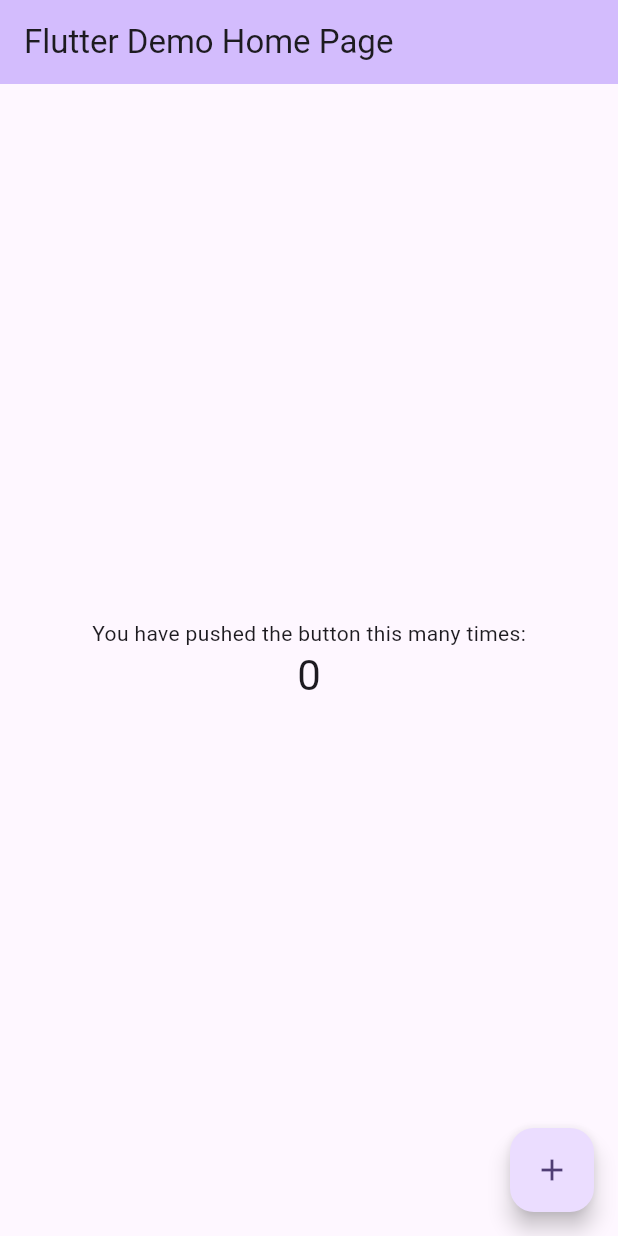
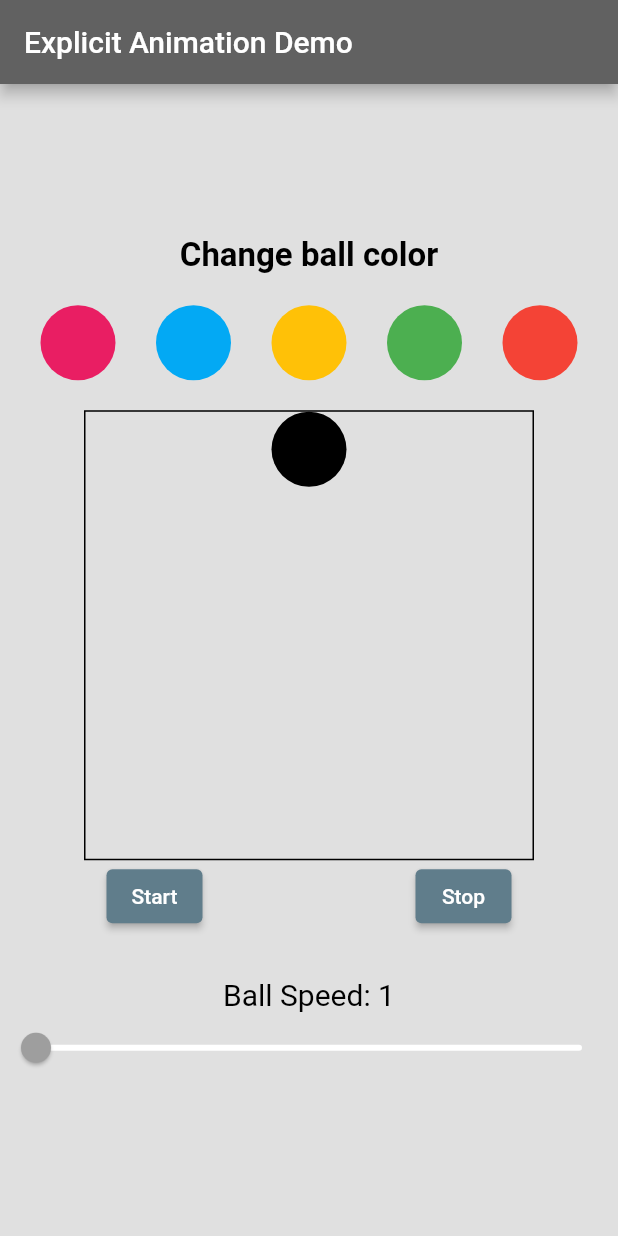
Before and after one commit to AyushC45/BouncingBall, a Flutter app: the screen it shows after launch, on a phone screen of 412 x 824 dp. Run offline on Flutter 3.47's test engine with Material 2 defaults, Android fonts, the phone set to English and light mode, and no system bars.

```diff
--- a/lib/main.dart
+++ b/lib/main.dart
@@ -1,125 +1,237 @@
 import 'package:flutter/material.dart';
 
-void main() {
-  runApp(const MyApp());
+void main() => runApp(ExplicitAnimationApp());
+
+class ExplicitAnimationApp extends StatefulWidget {
+  @override
+  _ExplicitAnimationAppState createState() => _ExplicitAnimationAppState();
 }
 
-class MyApp extends StatelessWidget {
-  const MyApp({super.key});
+class _ExplicitAnimationAppState extends State<ExplicitAnimationApp>
+    with SingleTickerProviderStateMixin {
+  late AnimationController _controller;
+  late Animation<double> _ballPosition;
 
-  // This widget is the root of your application.
+  double _ballSpeed = 1.0;
+  Color _ballColor = Colors.black;
+  bool _sliderStatus = true;
+
   @override
-  Widget build(BuildContext context) {
-    return MaterialApp(
-      title: 'Flutter Demo',
-      theme: ThemeData(
-        // This is the theme of your application.
-        //
-        // TRY THIS: Try running your application with "flutter run". You'll see
-        // the application has a blue toolbar. Then, without quitting the app,
-        // try changing the seedColor in the colorScheme below to Colors.green
-        // and then invoke "hot reload" (save your changes or press the "hot
-        // reload" button in a Flutter-supported IDE, or press "r" if you used
-        // the command line to start the app).
-        //
-        // Notice that the counter didn't reset back to zero; the application
-        // state is not lost during the reload. To reset the state, use hot
-        // restart instead.
-        //
-        // This works for code too, not just values: Most code changes can be
-        // tested with just a hot reload.
-        colorScheme: ColorScheme.fromSeed(seedColor: Colors.deepPurple),
-        useMaterial3: true,
-      ),
-      home: const MyHomePage(title: 'Flutter Demo Home Page'),
+  void initState() {
+    super.initState();
+    _controller = AnimationController(
+      vsync: this,
+      duration: const Duration(seconds: 1),
     );
+    _controller.addStatusListener((status) {
+      if (status == AnimationStatus.completed) {
+        _controller.reverse();
+      } else if (status == AnimationStatus.dismissed) {
+        _controller.forward();
       }
+    });
+    _ballPosition = Tween<double>(begin: -1.5, end: 0.5).animate(_controller);
   }
 
-class MyHomePage extends StatefulWidget {
-  const MyHomePage({super.key, required this.title});
+  void startBouncing() {
+    setState(() {
+      _controller.forward();
+      _sliderStatus = false;
+    });
+  }
 
-  // This widget is the home page of your application. It is stateful, meaning
-  // that it has a State object (defined below) that contains fields that affect
-  // how it looks.
+  void pauseBouncing() {
+    setState(() {
+      _controller.stop();
+      _sliderStatus = true;
+    });
+  }
 
-  // This class is the configuration for the state. It holds the values (in this
-  // case the title) provided by the parent (in this case the App widget) and
-  // used by the build method of the State. Fields in a Widget subclass are
-  // always marked "final".
-
-  final String title;
+  void updateAnimationSpeed(double value) {
+    _ballSpeed = value;
+    _controller.duration = Duration(seconds: value.toInt());
+  }
 
   @override
-  State<MyHomePage> createState() => _MyHomePageState();
-}
-
-class _MyHomePageState extends State<MyHomePage> {
-  int _counter = 0;
-
-  void _incrementCounter() {
-    setState(() {
-      // This call to setState tells the Flutter framework that something has
-      // changed in this State, which causes it to rerun the build method below
-      // so that the display can reflect the updated values. If we changed
-      // _counter without calling setState(), then the build method would not be
-      // called again, and so nothing would appear to happen.
-      _counter++;
-    });
+  void dispose() {
+    _controller.dispose();
+    super.dispose();
   }
 
   @override
   Widget build(BuildContext context) {
-    // This method is rerun every time setState is called, for instance as done
-    // by the _incrementCounter method above.
-    //
-    // The Flutter framework has been optimized to make rerunning build methods
-    // fast, so that you can just rebuild anything that needs updating rather
-    // than having to individually change instances of widgets.
-    return Scaffold(
+    return MaterialApp(
+      debugShowCheckedModeBanner: false,
+      home: Scaffold(
         appBar: AppBar(
-        // TRY THIS: Try changing the color here to a specific color (to
-        // Colors.amber, perhaps?) and trigger a hot reload to see the AppBar
-        // change color while the other colors stay the same.
-        backgroundColor: Theme.of(context).colorScheme.inversePrimary,
-        // Here we take the value from the MyHomePage object that was created by
-        // the App.build method, and use it to set our appbar title.
-        title: Text(widget.title),
+          title: const Text('Explicit Animation Demo'),
+          backgroundColor: Colors.grey.shade700,
         ),
+        backgroundColor: Colors.grey.shade300,
         body: Center(
-        // Center is a layout widget. It takes a single child and positions it
-        // in the middle of the parent.
           child: Column(
-          // Column is also a layout widget. It takes a list of children and
-          // arranges them vertically. By default, it sizes itself to fit its
-          // children horizontally, and tries to be as tall as its parent.
-          //
-          // Column has various properties to control how it sizes itself and
-          // how it positions its children. Here we use mainAxisAlignment to
-          // center the children vertically; the main axis here is the vertical
-          // axis because Columns are vertical (the cross axis would be
-          // horizontal).
-          //
-          // TRY THIS: Invoke "debug painting" (choose the "Toggle Debug Paint"
-          // action in the IDE, or press "p" in the console), to see the
-          // wireframe for each widget.
             mainAxisAlignment: MainAxisAlignment.center,
-          children: <Widget>[
+            children: [
               const Text(
-              'You have pushed the button this many times:',
+                "Change ball color",
+                style: TextStyle(
+                    fontSize: 22,
+                    color: Colors.black,
+                    fontWeight: FontWeight.bold),
+                textAlign: TextAlign.center,
+              ),
+              const SizedBox(height: 20),
+              Row(
+                mainAxisAlignment: MainAxisAlignment.spaceEvenly,
+                children: [
+                  GestureDetector(
+                    onTap: () {
+                      setState(() {
+                        _ballColor = Colors.pink;
+                      });
+                    },
+                    child: Container(
+                        height: 50,
+                        width: 50,
+                        decoration: const BoxDecoration(
+                          color: Colors.pink,
+                          shape: BoxShape.circle,
+                        )),
+                  ),
+                  GestureDetector(
+                    onTap: () {
+                      setState(() {
+                        _ballColor = Colors.lightBlue.shade400;
+                      });
+                    },
+                    child: Container(
+                        height: 50,
+                        width: 50,
+                        decoration: const BoxDecoration(
+                          color: Colors.lightBlue,
+                          shape: BoxShape.circle,
+                        )),
+                  ),
+                  GestureDetector(
+                    onTap: () {
+                      setState(() {
+                        _ballColor = Colors.amber;
+                      });
+                    },
+                    child: Container(
+                        height: 50,
+                        width: 50,
+                        decoration: const BoxDecoration(
+                          color: Colors.amber,
+                          shape: BoxShape.circle,
+                        )),
+                  ),
+                  GestureDetector(
+                    onTap: () {
+                      setState(() {
+                        _ballColor = Colors.green.shade400;
+                      });
+                    },
+                    child: Container(
+                        height: 50,
+                        width: 50,
+                        decoration: const BoxDecoration(
+                          color: Colors.green,
+                          shape: BoxShape.circle,
+                        )),
+                  ),
+                  GestureDetector(
+                    onTap: () {
+                      setState(() {
+                        _ballColor = Colors.red;
+                      });
+                    },
+                    child: Container(
+                        height: 50,
+                        width: 50,
+                        decoration: const BoxDecoration(
+                          color: Colors.red,
+                          shape: BoxShape.circle,
+                        )),
+                  ),
+                ],
+              ),
+              const SizedBox(height: 20),
+              AnimatedBuilder(
+                animation: _controller,
+                builder: (context, child) {
+                  return Container(
+                    width: 300,
+                    height: 300,
+                    decoration:
+                    BoxDecoration(border: Border.all(color: _ballColor)),
+                    child: AnimatedContainer(
+                      duration: const Duration(seconds: 1),
+                      curve: Curves.easeInOut,
+                      child: Align(
+                        alignment: Alignment(0, 0.5 + _ballPosition.value),
+                        child: Container(
+                          width: 50,
+                          height: 50,
+                          decoration: BoxDecoration(
+                            color: _ballColor,
+                            shape: BoxShape.circle,
+                          ),
+                        ),
+                      ),
+                    ),
+                  );
+                },
+              ),
+              Row(
+                mainAxisAlignment: MainAxisAlignment.spaceAround,
+                children: [
+                  ElevatedButton(
+                    onPressed: startBouncing,
+                    child: const Text('Start'),
+                    style: ElevatedButton.styleFrom(
+                        backgroundColor: Colors.blueGrey),
+                  ),
+                  ElevatedButton(
+                    onPressed: pauseBouncing,
+                    child: const Text('Stop'),
+                    style: ElevatedButton.styleFrom(
+                        backgroundColor: Colors.blueGrey),
+                  ),
+                ],
+              ),
+              const SizedBox(
+                height: 20,
+              ),
+              const SizedBox(
+                height: 10,
               ),
               Text(
-              '$_counter',
-              style: Theme.of(context).textTheme.headlineMedium,
+                'Ball Speed: ${_ballSpeed.toInt()}',
+                style: const TextStyle(
+                  fontSize: 20,
+                  color: Colors.black,
+                ),
+              ),
+              Slider(
+                value: _ballSpeed,
+                onChanged: !_sliderStatus
+                    ? null
+                    : (value) {
+                  setState(() {
+                    _ballSpeed = value;
+                  });
+                  updateAnimationSpeed(value);
+                },
+                min: 1.0,
+                max: 10.0,
+                activeColor: Colors.grey,
+                inactiveColor: Colors.white,
               ),
             ],
           ),
         ),
-      floatingActionButton: FloatingActionButton(
-        onPressed: _incrementCounter,
-        tooltip: 'Increment',
-        child: const Icon(Icons.add),
-      ), // This trailing comma makes auto-formatting nicer for build methods.
+      ),
     );
   }
 }
```
Lines whose indentation alone changed are shown as unchanged.
